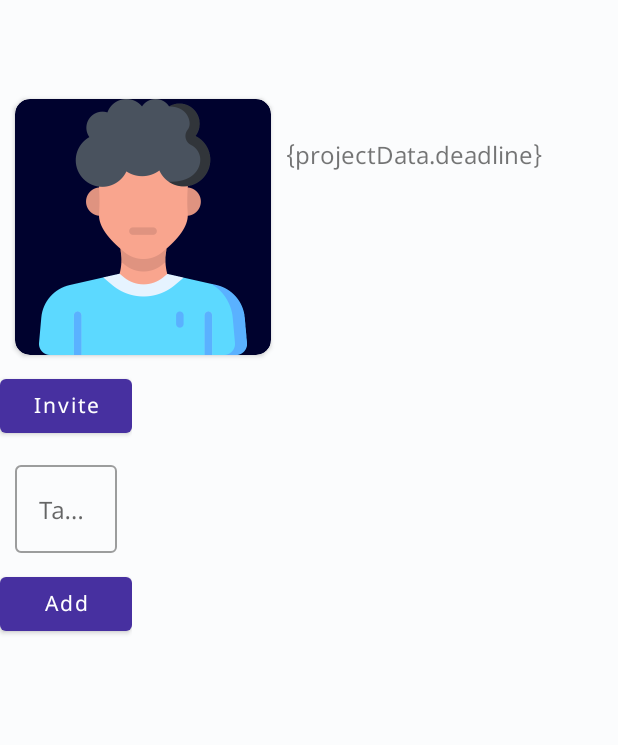
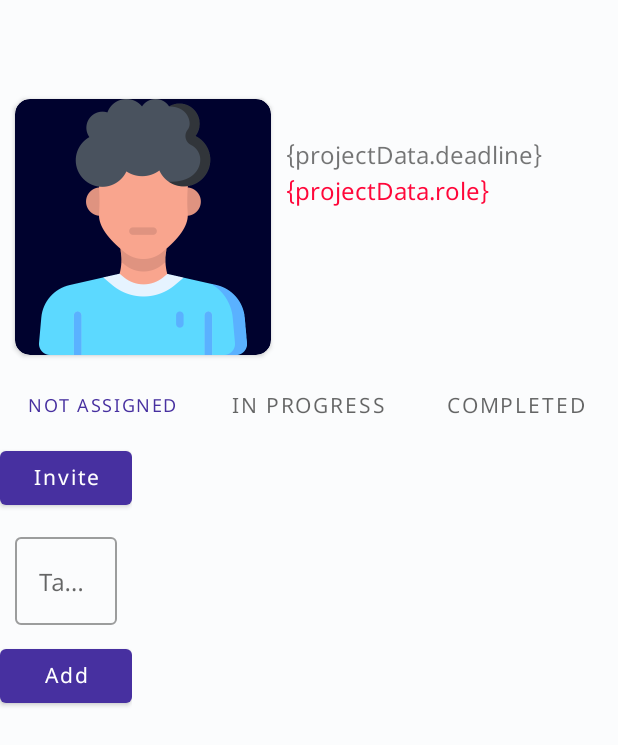
Before and after one commit to arshan05/kanban, an Android app: the ProjectDetailedFragment screen opened through its navigation route, on a phone screen of 412 x 824 dp. Shown: the top 745 px of the screen. Run offline under Robolectric (Android 15) with nearby library versions, the light colour scheme and no system bars; our stand-ins replace Firebase (no records; nobody signed in at launch, a user with empty details on screens opened directly), data binding, navigation-ui.

Commit message:
designing project detailed page (continued)

```diff
--- a/app/src/main/java/com/example/kanban/project/ProjectDetailedFragment.kt
+++ b/app/src/main/java/com/example/kanban/project/ProjectDetailedFragment.kt
@@ -39,6 +39,8 @@ class ProjectDetailedFragment : Fragment() {
         super.onViewCreated(view, savedInstanceState)
         val data = arguments?.getSerializable("project_data") as? Projects
         projectDetailedBinding.projectData = data
+
+
 
         projectDetailedBinding.inviteBtn.setOnClickListener{
 
--- a/app/src/main/res/layout/fragment_project_detailed.xml
+++ b/app/src/main/res/layout/fragment_project_detailed.xml
@@ -35,6 +35,7 @@
 
         </androidx.cardview.widget.CardView>
 
+
         <TextView
             android:id="@+id/projectNameDisplayInDetailedPage"
             android:layout_width="wrap_content"
@@ -46,6 +47,7 @@
             />
 
         <TextView
+            android:id="@+id/deadlineDisplayInDetailedPage"
             android:layout_width="wrap_content"
             android:layout_height="wrap_content"
             android:text="{projectData.deadline}"
@@ -53,11 +55,47 @@
             android:layout_toRightOf="@+id/profilePicHolder"
             android:layout_below="@+id/projectNameDisplayInDetailedPage"
             />
+        <TextView
+            android:id="@+id/roleDisplayInDetailedPage"
+            android:layout_width="wrap_content"
+            android:layout_height="wrap_content"
+            android:text="{projectData.role}"
+            android:textColor="@color/acccentColor"
+            android:textSize="16sp"
+            android:layout_toRightOf="@+id/profilePicHolder"
+            android:layout_below="@+id/deadlineDisplayInDetailedPage"
+            />
+
+        <com.google.android.material.tabs.TabLayout
+            android:layout_below="@+id/profilePicHolder"
+            android:id="@+id/tabLayout"
+            android:layout_width="match_parent"
+            android:layout_height="wrap_content">
+
+            <com.google.android.material.tabs.TabItem
+                android:layout_width="wrap_content"
+                android:layout_height="wrap_content"
+                android:text="not assigned"
+                />
+
+            <com.google.android.material.tabs.TabItem
+                android:layout_width="wrap_content"
+                android:layout_height="wrap_content"
+                android:text="In Progress"
+                />
+
+            <com.google.android.material.tabs.TabItem
+                android:layout_width="wrap_content"
+                android:layout_height="wrap_content"
+                android:text="Completed"
+                />
+
+        </com.google.android.material.tabs.TabLayout>
 
         <LinearLayout
             android:layout_width="wrap_content"
             android:layout_height="wrap_content"
-            android:layout_below="@+id/profilePicHolder"
+            android:layout_below="@+id/tabLayout"
             android:orientation="vertical">
             <Button
                 android:id="@+id/inviteBtn"
```
